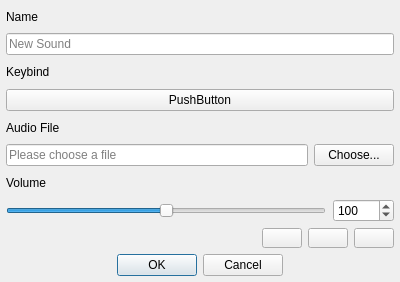
Above: src/Dialog/dialogsound.ui from defaultsamson/Soundboard before the change. Below: the same form after it.
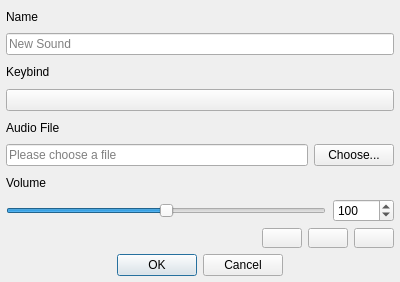
That is the form after the change. Icons and pictures are not drawn. Custom widgets are drawn as their Qt base class.

```diff
--- a/src/Dialog/dialogsound.ui
+++ b/src/Dialog/dialogsound.ui
@@ -57,11 +57,7 @@
     </widget>
    </item>
    <item>
-    <widget class="WidgetKeybind" name="lineEdiKeybind">
-     <property name="text">
-      <string>PushButton</string>
-     </property>
-    </widget>
+    <widget class="WidgetKeybind" name="keybindSound"/>
    </item>
    <item>
     <widget class="QLabel" name="labelFile">
```
